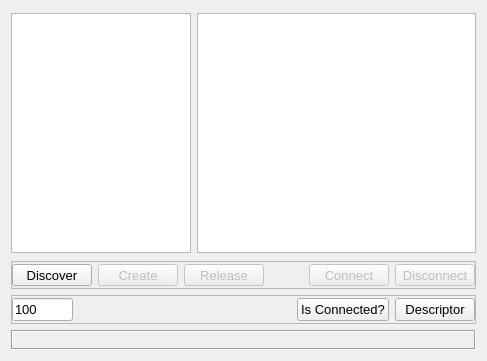
The window that discoversubwidget.ui (MccDv/universaltest) describes before a commit, drawn with Qt 5.
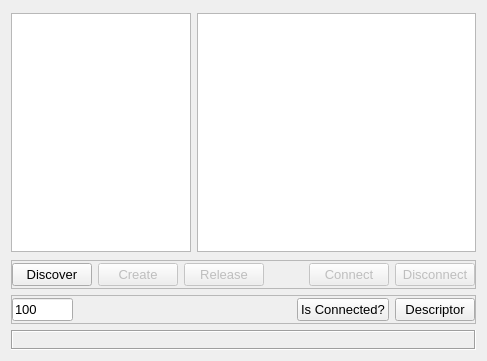
The same window after the commit.

Commit message: Update fonts for Mac readability. Add missing stub slots for childwindow signals.

```diff
--- a/discoversubwidget.ui
+++ b/discoversubwidget.ui
@@ -113,17 +113,6 @@
       </property>
       <item>
        <widget class="QPushButton" name="cmdDiscover">
-        <property name="maximumSize">
-         <size>
-          <width>16777215</width>
-          <height>22</height>
-         </size>
-        </property>
-        <property name="font">
-         <font>
-          <pointsize>10</pointsize>
-         </font>
-        </property>
         <property name="text">
          <string>Discover</string>
         </property>
@@ -134,23 +123,6 @@
         <property name="enabled">
          <bool>false</bool>
         </property>
-        <property name="sizePolicy">
-         <sizepolicy hsizetype="Fixed" vsizetype="Fixed">
-          <horstretch>0</horstretch>
-          <verstretch>0</verstretch>
-         </sizepolicy>
-        </property>
-        <property name="maximumSize">
-         <size>
-          <width>16777215</width>
-          <height>22</height>
-         </size>
-        </property>
-        <property name="font">
-         <font>
-          <pointsize>10</pointsize>
-         </font>
-        </property>
         <property name="text">
          <string>Create</string>
         </property>
@@ -161,23 +133,6 @@
         <property name="enabled">
          <bool>false</bool>
         </property>
-        <property name="sizePolicy">
-         <sizepolicy hsizetype="Fixed" vsizetype="Fixed">
-          <horstretch>0</horstretch>
-          <verstretch>0</verstretch>
-         </sizepolicy>
-        </property>
-        <property name="maximumSize">
-         <size>
-          <width>16777215</width>
-          <height>22</height>
-         </size>
-        </property>
-        <property name="font">
-         <font>
-          <pointsize>10</pointsize>
-         </font>
-        </property>
         <property name="text">
          <string>Release</string>
         </property>
@@ -201,23 +156,6 @@
         <property name="enabled">
          <bool>false</bool>
         </property>
-        <property name="sizePolicy">
-         <sizepolicy hsizetype="Fixed" vsizetype="Fixed">
-          <horstretch>0</horstretch>
-          <verstretch>0</verstretch>
-         </sizepolicy>
-        </property>
-        <property name="maximumSize">
-         <size>
-          <width>16777215</width>
-          <height>22</height>
-         </size>
-        </property>
-        <property name="font">
-         <font>
-          <pointsize>10</pointsize>
-         </font>
-        </property>
         <property name="text">
          <string>Connect</string>
         </property>
@@ -228,23 +166,6 @@
         <property name="enabled">
          <bool>false</bool>
         </property>
-        <property name="sizePolicy">
-         <sizepolicy hsizetype="Fixed" vsizetype="Fixed">
-          <horstretch>0</horstretch>
-          <verstretch>0</verstretch>
-         </sizepolicy>
-        </property>
-        <property name="maximumSize">
-         <size>
-          <width>16777215</width>
-          <height>22</height>
-         </size>
-        </property>
-        <property name="font">
-         <font>
-          <pointsize>10</pointsize>
-         </font>
-        </property>
         <property name="text">
          <string>Disconnect</string>
         </property>
```
The commit also changes 32 other files.
